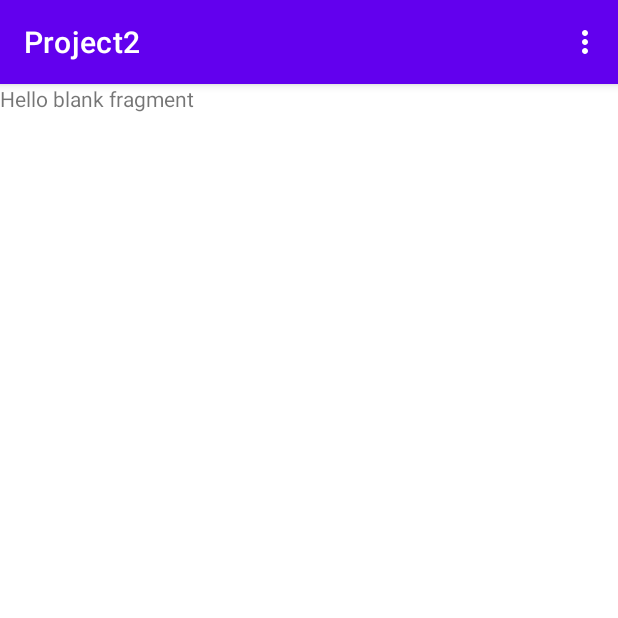
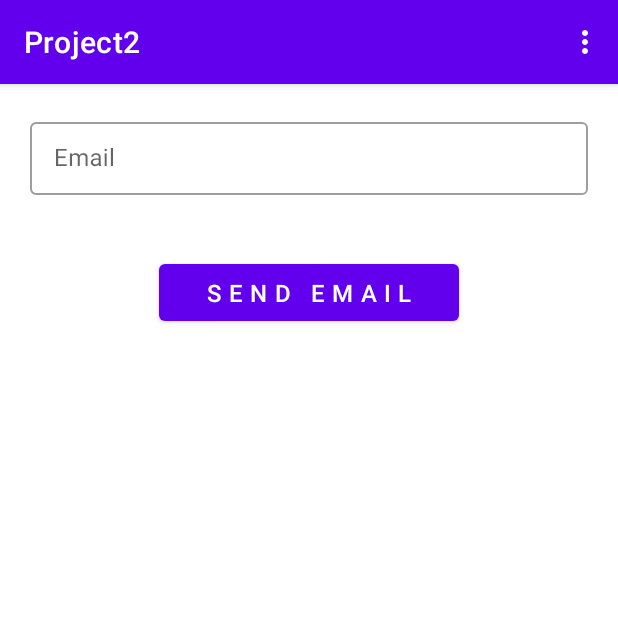
Before and after one commit to razeiv07/androidProject2, an Android app: the screen it shows after launch (MainActivity), in the options menu, after a tap on "Email", on a phone screen of 412 x 824 dp, the top half of it. Run offline under Robolectric (Android 15) with nearby library versions, the phone set to English and light mode, and no system bars.

Commit message:
Email Fragment Added

```diff
--- a/app/src/main/java/com/fanshawe/project2/EmailFragment.kt
+++ b/app/src/main/java/com/fanshawe/project2/EmailFragment.kt
@@ -1,10 +1,18 @@
 package com.fanshawe.project2
 
+import android.content.Intent
+import android.net.Uri
 import android.os.Bundle
+import android.preference.PreferenceManager
+import android.text.TextUtils
+import android.util.Patterns
 import androidx.fragment.app.Fragment
 import android.view.LayoutInflater
 import android.view.View
 import android.view.ViewGroup
+import android.widget.Toast
+import com.google.android.material.button.MaterialButton
+import com.google.android.material.textfield.TextInputEditText
 
 // TODO: Rename parameter arguments, choose names that match
 // the fragment initialization parameters, e.g. ARG_ITEM_NUMBER
@@ -21,6 +29,9 @@ class EmailFragment : Fragment() {
     private var param1: String? = null
     private var param2: String? = null
 
+    private lateinit var etEmail: TextInputEditText
+    private lateinit var btnEmail: MaterialButton
+
     override fun onCreate(savedInstanceState: Bundle?) {
         super.onCreate(savedInstanceState)
         arguments?.let {
@@ -33,10 +44,52 @@ class EmailFragment : Fragment() {
         inflater: LayoutInflater, container: ViewGroup?,
         savedInstanceState: Bundle?
     ): View? {
+        val view = inflater.inflate(R.layout.fragment_email, container, false)
+        etEmail = view.findViewById(R.id.etEmail)
+        btnEmail = view.findViewById(R.id.btnEmail)
+
+        btnEmail.setOnClickListener {
+            sendEmail()
+        }
+
         // Inflate the layout for this fragment
-        return inflater.inflate(R.layout.fragment_email, container, false)
+        return view
     }
 
+
+    private fun sendEmail() {
+        val email = etEmail.text.toString().trim()
+        val sharedPreferences = PreferenceManager.getDefaultSharedPreferences(requireContext())
+
+        val savedLatitudeString = sharedPreferences.getString("latitude", null)
+        val savedLongitudeString = sharedPreferences.getString("longitude", null)
+        val savedAddress = sharedPreferences.getString("address", null)
+
+        if (isValidEmail(email)) {
+
+
+            val uriText = "mailto:$email" +
+                    "?subject=" + "$savedLatitudeString,$savedLongitudeString" +
+                    "&body=" + "address name: $savedAddress"
+            val uri = Uri.parse(uriText)
+            val mailIntent = Intent(Intent.ACTION_SENDTO)
+            mailIntent.data = uri
+            startActivity(
+                Intent.createChooser(mailIntent, "Send Email").addFlags(Intent.FLAG_ACTIVITY_NEW_TASK)
+            )
+
+        } else {
+            Toast.makeText(
+                requireContext(),
+                "Please enter a valid email address.",
+                Toast.LENGTH_SHORT
+            ).show()
+        }
+    }
+
+    private fun isValidEmail(target: String): Boolean {
+        return !TextUtils.isEmpty(target) && Patterns.EMAIL_ADDRESS.matcher(target).matches()
+    }
     companion object {
         /**
          * Use this factory method to create a new instance of
@@ -53,6 +106,8 @@ class EmailFragment : Fragment() {
                 arguments = Bundle().apply {
                     putString(ARG_PARAM1, param1)
                     putString(ARG_PARAM2, param2)
+
+
                 }
             }
     }
--- a/app/src/main/res/layout/fragment_about.xml
+++ b/app/src/main/res/layout/fragment_about.xml
@@ -27,7 +27,7 @@
                     android:layout_height="wrap_content"
                     android:src="@drawable/map"
                     android:layout_gravity="center_horizontal"
-                    android:scaleType="center"
+                    android:scaleType="fitCenter"
                     android:layout_marginTop="65dp"
                     android:layout_marginBottom="30dp" />
 
--- a/app/src/main/res/layout/fragment_email.xml
+++ b/app/src/main/res/layout/fragment_email.xml
@@ -1,14 +1,51 @@
 <?xml version="1.0" encoding="utf-8"?>
 <FrameLayout xmlns:android="http://schemas.android.com/apk/res/android"
+    xmlns:app="http://schemas.android.com/apk/res-auto"
     xmlns:tools="http://schemas.android.com/tools"
     android:layout_width="match_parent"
     android:layout_height="match_parent"
     tools:context=".EmailFragment">
 
     <!-- TODO: Update blank fragment layout -->
-    <TextView
+
+    <androidx.constraintlayout.widget.ConstraintLayout
         android:layout_width="match_parent"
-        android:layout_height="match_parent"
-        android:text="@string/hello_blank_fragment" />
+        android:layout_height="match_parent">
+
+        <com.google.android.material.textfield.TextInputLayout
+            android:id="@+id/lEmail"
+            style="@style/Widget.MaterialComponents.TextInputLayout.OutlinedBox.Dense"
+            android:layout_width="match_parent"
+            android:layout_height="wrap_content"
+            android:layout_margin="20dp"
+
+            app:layout_constraintTop_toTopOf="parent"
+            app:layout_constraintStart_toStartOf="parent"
+            app:layout_constraintEnd_toEndOf="parent"
+            >
+
+            <com.google.android.material.textfield.TextInputEditText
+                android:id="@+id/etEmail"
+                android:layout_width="match_parent"
+                android:layout_height="wrap_content"
+                android:inputType="textEmailAddress"
+                android:hint="@string/email"/>
+
+        </com.google.android.material.textfield.TextInputLayout>
+
+        <com.google.android.material.button.MaterialButton
+            android:id="@+id/btnEmail"
+            android:layout_width="200dp"
+            android:layout_height="50dp"
+            android:layout_marginTop="40dp"
+            android:letterSpacing="0.3"
+            android:text="@string/email_button"
+            android:textColor="@color/white"
+            android:textSize="16sp"
+            app:layout_constraintTop_toBottomOf="@+id/lEmail"
+            app:layout_constraintStart_toStartOf="parent"
+            app:layout_constraintEnd_toEndOf="parent" />
+
+    </androidx.constraintlayout.widget.ConstraintLayout>
 
 </FrameLayout>
--- a/app/src/main/res/values/strings.xml
+++ b/app/src/main/res/values/strings.xml
@@ -9,4 +9,6 @@
     <string name="contributors">Contributors</string>
     <string name="description">This, Android Application, is designed to share your present location with others. It enables you to discover nearby places bases on your current geographical position.
         Whether you are ensuring safety, coordinating plans, or simply engaging in exploration, this app empowers you with the ability to establish real-time connections and enrich your understanding of your surroundings.</string>
+    <string name="email">Email</string>
+    <string name="email_button">Send Email</string>
 </resources>
```
